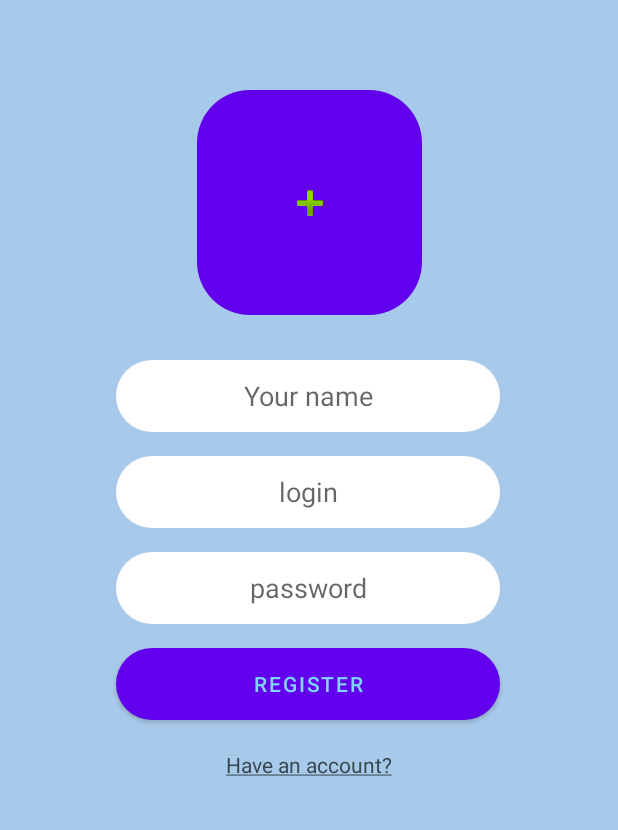
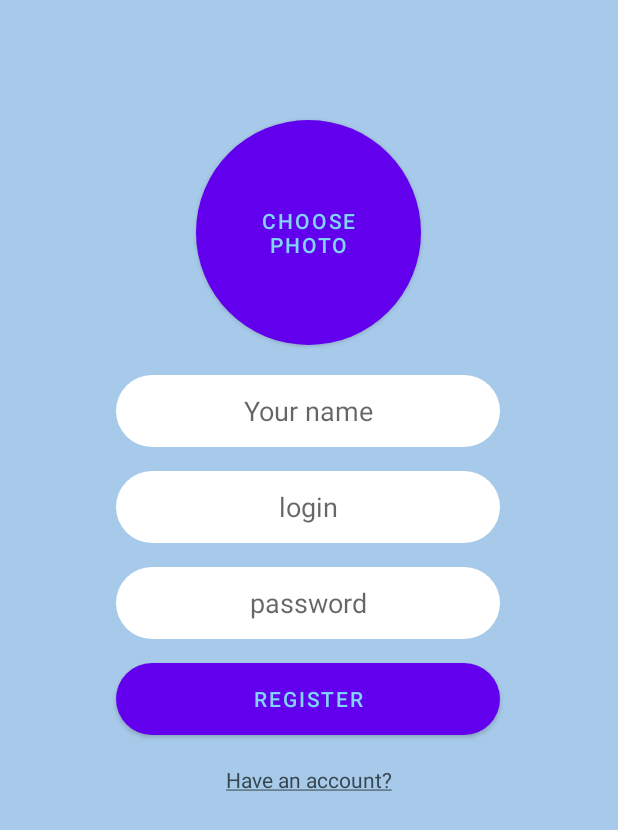
Before and after one commit to nOmeep/chat-app-android, an Android app: the screen it shows after launch (MainActivity), on a phone screen of 412 x 824 dp. Shown: the top 830 px of the screen. Run offline under Robolectric (Android 15) with nearby library versions, the phone set to English and light mode, and no system bars; our stand-ins replace CircleImageView, Firebase (no records; nobody signed in at launch, a user with empty details on screens opened directly).

Commit message:
Это просто пушка
1. Новый депенденсис для круглого ImageView
2. Как же долго я корячился, чтобы картинка нормально загружалась в круг, но оно того стоило
3. Немного изменил внешний вид

```diff
--- a/chatApp/app/build.gradle
+++ b/chatApp/app/build.gradle
@@ -44,6 +44,9 @@ dependencies {
     implementation platform('com.google.firebase:firebase-bom:28.3.1')
     implementation 'com.google.firebase:firebase-analytics-ktx'
 
+    //circle ImageView
+    implementation 'de.hdodenhof:circleimageview:3.1.0'
+
     // Declare the dependency for the Firebase Authentication library
     // When using the BoM, you don't specify versions in Firebase library dependencies
     implementation 'com.google.firebase:firebase-auth-ktx'
--- a/chatApp/app/src/main/java/com/example/messenger/MainActivity.kt
+++ b/chatApp/app/src/main/java/com/example/messenger/MainActivity.kt
@@ -1,7 +1,9 @@
 package com.example.messenger
 
+import android.graphics.Color
 import android.graphics.ImageDecoder
 import android.graphics.drawable.BitmapDrawable
+import android.graphics.drawable.Drawable
 import android.net.Uri
 import androidx.appcompat.app.AppCompatActivity
 import android.os.Bundle
@@ -14,6 +16,7 @@ import androidx.appcompat.app.AlertDialog
 import com.google.firebase.auth.FirebaseAuth
 import com.google.firebase.auth.ktx.auth
 import com.google.firebase.ktx.Firebase
+import de.hdodenhof.circleimageview.CircleImageView
 
 
 class MainActivity : AppCompatActivity() {
@@ -22,7 +25,7 @@ class MainActivity : AppCompatActivity() {
     private lateinit var passwordEditText: EditText
 
     private lateinit var registerButton : Button
-    private lateinit var choosePhotoImageButton : ImageButton
+    private lateinit var choosePhotoButton : Button
 
     private lateinit var alreadyHaveAnAccTextView : TextView
 
@@ -47,7 +50,7 @@ class MainActivity : AppCompatActivity() {
         passwordEditText = findViewById(R.id.passwordEditText)
 
         registerButton = findViewById(R.id.registerButton)
-        choosePhotoImageButton = findViewById(R.id.choosePhotoImageButton)
+        choosePhotoButton = findViewById(R.id.choosePhotoButton)
 
         alreadyHaveAnAccTextView = findViewById(R.id.alreadyHaveAnAccTextView)
 
@@ -63,7 +66,7 @@ class MainActivity : AppCompatActivity() {
             openLogInDialog()
         }
 
-        choosePhotoImageButton.setOnClickListener {
+        choosePhotoButton.setOnClickListener {
             getAction.launch("image/*")
         }
     }
@@ -76,8 +79,10 @@ class MainActivity : AppCompatActivity() {
         val source = ImageDecoder.createSource(this.contentResolver, pickedUri)
         val bitmap = ImageDecoder.decodeBitmap(source)
 
-        val bitmapDrawable = BitmapDrawable(applicationContext.resources, bitmap)
-        choosePhotoImageButton.setImageDrawable(bitmapDrawable)
+        val circleImage : CircleImageView = findViewById(R.id.selectedPhotoInRegister)
+        circleImage.setImageBitmap(bitmap)
+        circleImage.bringToFront()
+        choosePhotoButton.visibility = View.GONE
     }
 
     // Firebase and Dialogs
--- a/chatApp/app/src/main/res/layout/activity_main.xml
+++ b/chatApp/app/src/main/res/layout/activity_main.xml
@@ -11,7 +11,7 @@
         android:id="@+id/nameEditText"
         android:layout_width="256dp"
         android:layout_height="48dp"
-        android:layout_marginTop="240dp"
+        android:layout_marginTop="250dp"
         android:background="@drawable/round_edit_text"
         android:ems="10"
         android:hint="@string/your_name"
@@ -80,15 +80,27 @@
         app:layout_constraintRight_toRightOf="@id/registerButton"
         app:layout_constraintTop_toBottomOf="@id/registerButton" />
 
-    <ImageButton
-        android:id="@+id/choosePhotoImageButton"
+    <Button
+        android:id="@+id/choosePhotoButton"
         android:layout_width="150dp"
         android:layout_height="150dp"
-        android:layout_marginTop="30dp"
-        android:background="@drawable/round_text_view_for_acc"
-        android:src="@android:drawable/ic_input_add"
+        android:layout_marginTop="60dp"
+        android:background="@drawable/round_choose_photo_button"
+        android:text="@string/choose_photo"
+        android:textColor="#81D4FA"
         app:layout_constraintBottom_toTopOf="@id/nameEditText"
-        app:layout_constraintEnd_toEndOf="parent"
-        app:layout_constraintStart_toStartOf="parent"
+        app:layout_constraintLeft_toLeftOf="@id/nameEditText"
+        app:layout_constraintRight_toRightOf="@id/nameEditText"
+        app:layout_constraintTop_toTopOf="parent"/>
+
+    <de.hdodenhof.circleimageview.CircleImageView
+        android:id="@+id/selectedPhotoInRegister"
+        android:layout_width="150dp"
+        android:layout_height="150dp"
+        android:layout_marginTop="60dp"
+        app:layout_constraintBottom_toTopOf="@id/nameEditText"
+        app:layout_constraintLeft_toLeftOf="@id/nameEditText"
+        app:layout_constraintRight_toRightOf="@id/nameEditText"
         app:layout_constraintTop_toTopOf="parent" />
+
 </androidx.constraintlayout.widget.ConstraintLayout>
```
